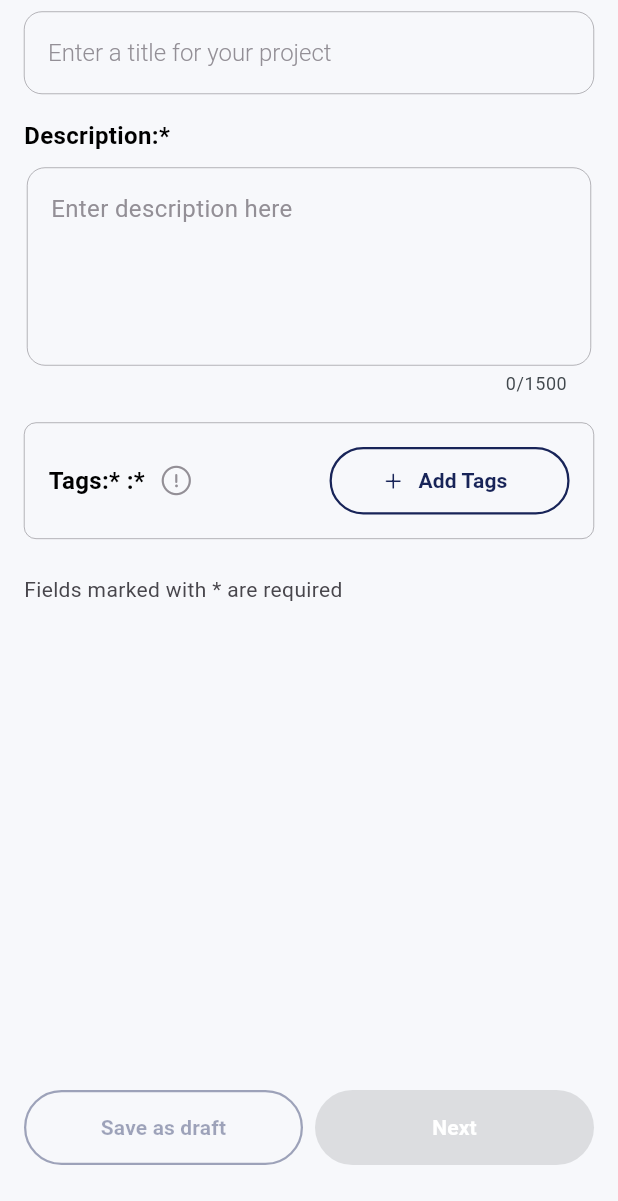
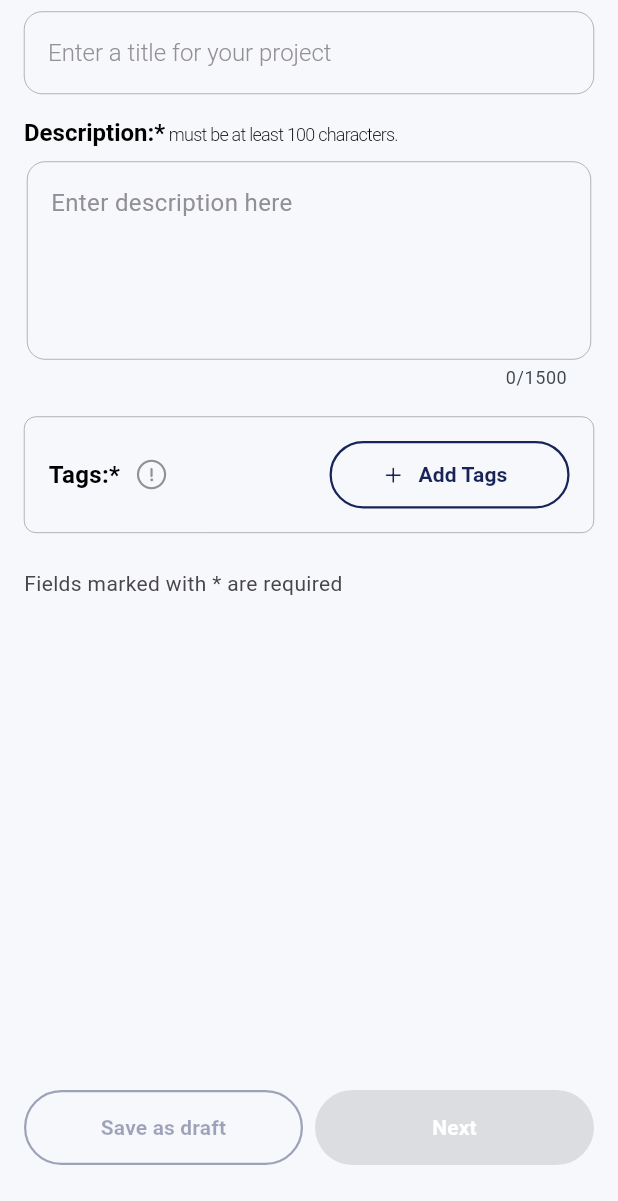
Before and after one commit to DaveBsns/idealize_mobile, a Flutter app: the CreateNewProjectStepOneScreen screen opened directly, on a phone screen of 412 x 824 dp, the part 35-1236 px from its top. Run offline on Flutter 3.47's test engine with Material 3 defaults, Android fonts, the phone set to English and light mode, and no system bars; drawn by our look-alikes of loader_overlay, overlay_support; our stand-ins replace adaptive_dialog, cached_network_image, dotted_border, file_picker, flutter_image_compress, flutter_secure_storage and 7 more; accounts and stored records are empty; network calls fail.

```diff
--- a/lib/Core/I18n/de.dart
+++ b/lib/Core/I18n/de.dart
@@ -366,6 +366,10 @@ class DeLanguageData extends LanguageDataKeys {
         AppStrings.rightsForMedia:
             "Ich bestätige, dass ich das Recht habe, die von mir hochgeladenen Bilder oder Links zu verwenden.",
         AppStrings.mediaStoredPlace:
-            "Speicherort für Medien\nAndroid: Hochgeladene Bilder und Medien werden auf Ihrem Gerät unter _____ gespeichert.\niPhone: Hochgeladene Bilder und Medien werden auf Ihrem Gerät unter _____ gespeichert.\nDer genaue Speicherort kann je nach Gerätemodell und Betriebssystemversion variieren."
+            "Speicherort für Medien\nAndroid: Hochgeladene Bilder und Medien werden auf Ihrem Gerät unter _____ gespeichert.\niPhone: Hochgeladene Bilder und Medien werden auf Ihrem Gerät unter _____ gespeichert.\nDer genaue Speicherort kann je nach Gerätemodell und Betriebssystemversion variieren.",
+        AppStrings.pickMoreThan3Error:
+            "Sie können nicht mehr als @count @name auswählen",
+        AppStrings.minimum100Characters:
+            "muss mindestens 100 Zeichen lang sein.",
       };
 }
--- a/lib/Core/I18n/en.dart
+++ b/lib/Core/I18n/en.dart
@@ -358,6 +358,9 @@ class EnLanguageData extends LanguageDataKeys {
         AppStrings.rightsForMedia:
             "I confirm that I have the right to use the images or links I have uploaded.",
         AppStrings.mediaStoredPlace:
-            "Media storage location\nAndroid: Uploaded images and media are stored on your device at _____.\niPhone: Uploaded images and media are stored on your device at _____.\nThe exact storage location may vary depending on the device model and operating system version."
+            "Media storage location\nAndroid: Uploaded images and media are stored on your device at _____.\niPhone: Uploaded images and media are stored on your device at _____.\nThe exact storage location may vary depending on the device model and operating system version.",
+        AppStrings.pickMoreThan3Error:
+            "You can\'t select more than @count @name",
+            AppStrings.minimum100Characters: "must be at least 100 characters.",
       };
 }
--- a/lib/Core/I18n/messages.dart
+++ b/lib/Core/I18n/messages.dart
@@ -308,4 +308,8 @@ class AppStrings {
   static const String deleteAccountOption1TextField = "deleteAccountOption1TextField";
 
   static const String pickMember = "pickMember";
+
+  static const String pickMoreThan3Error = "pickMoreThan3Error";
+
+  static const String minimum100Characters = "minimum100Characters";
 }
--- a/lib/Features/create_new_project/presentation/controller/create_new_project_controller.dart
+++ b/lib/Features/create_new_project/presentation/controller/create_new_project_controller.dart
@@ -384,6 +384,7 @@ class CreateNewProjectController extends GetxController {
     selectedTags.clear();
     selectedCourses.clear();
     selectedUsers.clear();
+    links.clear();
     currentStep.value = 0;
   }
 
--- a/lib/Features/create_new_project/presentation/views/create_new_project_step_one_screen.dart
+++ b/lib/Features/create_new_project/presentation/views/create_new_project_step_one_screen.dart
@@ -41,18 +41,30 @@ class CreateNewProjectStepOneScreen
                 onChanged: controller.updateTitle,
               ),
               Gap(AppConfig().dimens.medium),
-              Text(
-                '${AppStrings.desciption.tr}*',
-                style: const TextStyle(
-                    fontSize: 16,
-                    fontWeight: FontWeight.w600,
-                    color: Colors.black),
+              RichText(
+                text: TextSpan(
+                    style: const TextStyle(
+                        fontSize: 16,
+                        fontWeight: FontWeight.w600,
+                        color: Colors.black),
+                    children: [
+                      TextSpan(text: '${AppStrings.desciption.tr}*'),
+                      TextSpan(
+                        text: ' ${AppStrings.minimum100Characters.tr}',
+                        style: const TextStyle(
+                            fontSize: 12,
+                            letterSpacing: -0.5,
+                            fontWeight: FontWeight.w300,
+                            color: Colors.black),
+                      ),
+                    ]),
               ),
               Gap(AppConfig().dimens.small),
               CustomMultiLineTextField(
                 controller: controller.descriptionCtrl,
                 onChanged: controller.updateDescription,
                 labelText: AppStrings.descriptionHint.tr,
+                minChars: 100,
               ),
               Gap(AppConfig().dimens.medium),
               TagsContainer(
--- a/lib/Features/create_new_project/presentation/widgets/tag_container_widget.dart
+++ b/lib/Features/create_new_project/presentation/widgets/tag_container_widget.dart
@@ -51,7 +51,7 @@ class TagsContainer extends StatelessWidget {
                       runSpacing: 0.0,
                       children: [
                         Text(
-                          "${AppStrings.tags.tr} :*",
+                          AppStrings.tags.tr,
                           style: const TextStyle(
                               fontSize: 16,
                               fontWeight: FontWeight.w600,
@@ -90,6 +90,7 @@ class TagsContainer extends StatelessWidget {
                           builder: (BuildContext context) {
                             return TagSelectorScreen(
                               tagType: TagType.tag,
+                              limit: 3,
                               initialSelectedChipData: selectedTags,
                               initialChipData: AppRepo()
                                   .tags
--- a/lib/Features/notification/presentation/controller/notification_controller.dart
+++ b/lib/Features/notification/presentation/controller/notification_controller.dart
@@ -30,8 +30,6 @@ class NotificationController extends GetxController {
   }
 
   void back() {
-    readNotifications([...notifications.map((e) => e.id)]);
-    Get.find<HomeController>().getUnreadNotificationsCount();
     Get.back();
   }
 
@@ -49,6 +47,7 @@ class NotificationController extends GetxController {
     final result = await repo.read(notificationsId);
     if (result) {
       fetchNotifications();
+      Get.find<HomeController>().getUnreadNotificationsCount();
     }
   }
 
--- a/lib/Features/notification/presentation/notification_screen.dart
+++ b/lib/Features/notification/presentation/notification_screen.dart
@@ -56,6 +56,12 @@ class NotificationScreen extends GetView<NotificationController> {
               if (controller.notifications.isEmpty) {
                 return Center(child: Text(AppStrings.emptyNotification.tr));
               } else {
+                final unreadList =
+                    controller.notifications.where((e) => !e.isRead).toList();
+                if (unreadList.isNotEmpty) {
+                  controller
+                      .readNotifications([...unreadList.map((e) => e.id)]);
+                }
                 return ListView.separated(
                   shrinkWrap: true,
                   physics: const BouncingScrollPhysics(),
--- a/lib/Features/project_details/presentation/controller/project_details_controller.dart
+++ b/lib/Features/project_details/presentation/controller/project_details_controller.dart
@@ -131,6 +131,8 @@ class ProjectDetailsController extends GetxController {
         initComments();
         removeReply();
         commentCtrl.clear();
+
+        Get.find<HomeController>().refreshContent(currentPage: true);
       }
     }
   }
```
Also changed, not shown: lib/Core/Components/textfields_widget.dart (+24 -10 lines), lib/Features/Tag_Selector/presentation/tag_selector_screen.dart (+24 -0 lines), lib/Features/home/presentation/controller/home_controller.dart (+12 -7 lines), lib/Features/home/presentation/widgets/home_topbar_widget.dart (+23 -8 lines).
